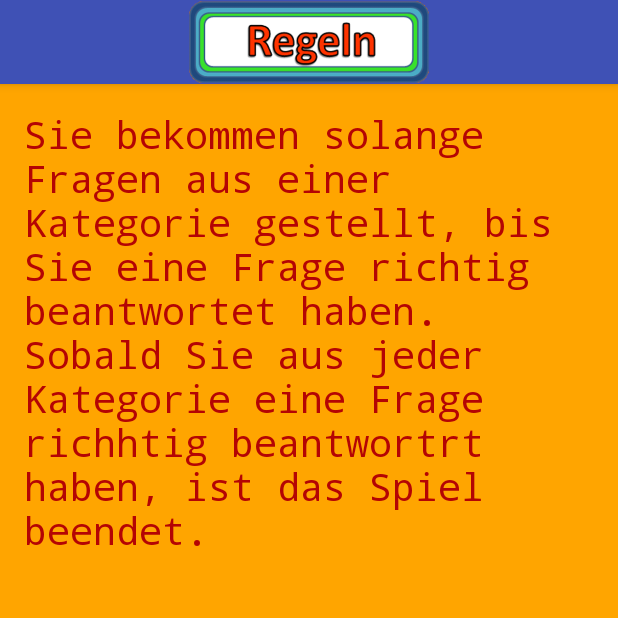
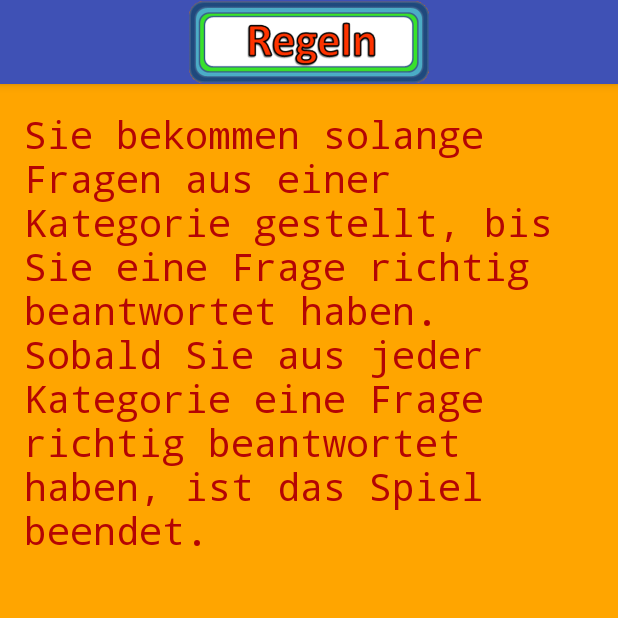
Before and after one commit to TommyEwald/Quick-E-Quiz, an Android app: the RulesActivity screen opened directly, with no data from a screen before it, on a phone screen of 412 x 824 dp, the top half of it. Run offline under Robolectric (Android 15) with nearby library versions, the phone set to English and light mode, and no system bars.

Commit message:
rechtschreibfehler :exclamation:

```diff
--- a/app/src/main/res/layout/activity_rules.xml
+++ b/app/src/main/res/layout/activity_rules.xml
@@ -13,7 +13,7 @@
     <TextView
         android:layout_width="wrap_content"
         android:layout_height="wrap_content"
-        android:text="Sie bekommen solange Fragen aus einer Kategorie gestellt, bis Sie eine Frage richtig beantwortet haben. Sobald Sie aus jeder Kategorie eine Frage richhtig beantwortrt haben, ist das Spiel beendet."
+        android:text="Sie bekommen solange Fragen aus einer Kategorie gestellt, bis Sie eine Frage richtig beantwortet haben. Sobald Sie aus jeder Kategorie eine Frage richtig beantwortet haben, ist das Spiel beendet."
         android:textColor="#B40404"
         android:typeface="monospace"
         android:textSize="25sp"/>
--- a/app/src/main/res/values/styles.xml
+++ b/app/src/main/res/values/styles.xml
@@ -1,5 +1,4 @@
 <resources>
-
     <!-- Base application theme. -->
     <style name="AppTheme" parent="Theme.AppCompat.Light.DarkActionBar">
         <!-- Customize your theme here. -->
@@ -8,5 +7,4 @@
         <item name="colorAccent">@color/colorAccent</item>
         <item name="android:colorBackground">@color/colorOrange</item>
     </style>
-
 </resources>
```
